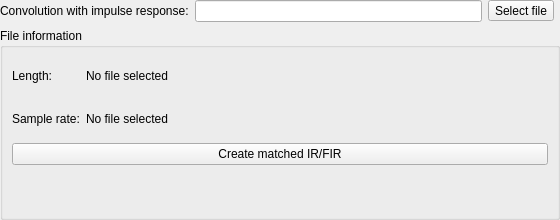
Old version of the form Editor/guis/ConvolutionFilterGUI.ui in the repository xup61069/EqAPO64_with_VST3_support.
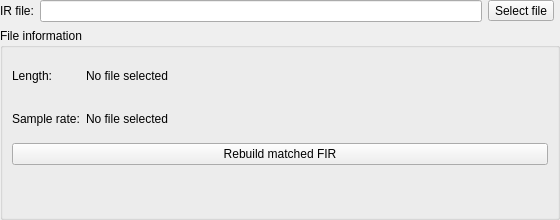
New version of the form. Custom widgets are drawn as their Qt base class.

Patch:
```diff
--- a/Editor/guis/ConvolutionFilterGUI.ui
+++ b/Editor/guis/ConvolutionFilterGUI.ui
@@ -36,7 +36,7 @@
    <item row="0" column="0">
     <widget class="QLabel" name="convolutionLabel">
      <property name="text">
-      <string>Convolution with impulse response:</string>
+      <string>IR file:</string>
      </property>
     </widget>
    </item>
@@ -95,7 +95,7 @@
          <string>Extract the loaded IR/FIR magnitude response and regenerate a sample-rate-matched FIR for the current audio device.</string>
         </property>
         <property name="text">
-         <string>Create matched IR/FIR</string>
+         <string>Rebuild matched FIR</string>
         </property>
        </widget>
       </item>
```
Left out of the diff: 2 changed lines with no effect on the pictures.
